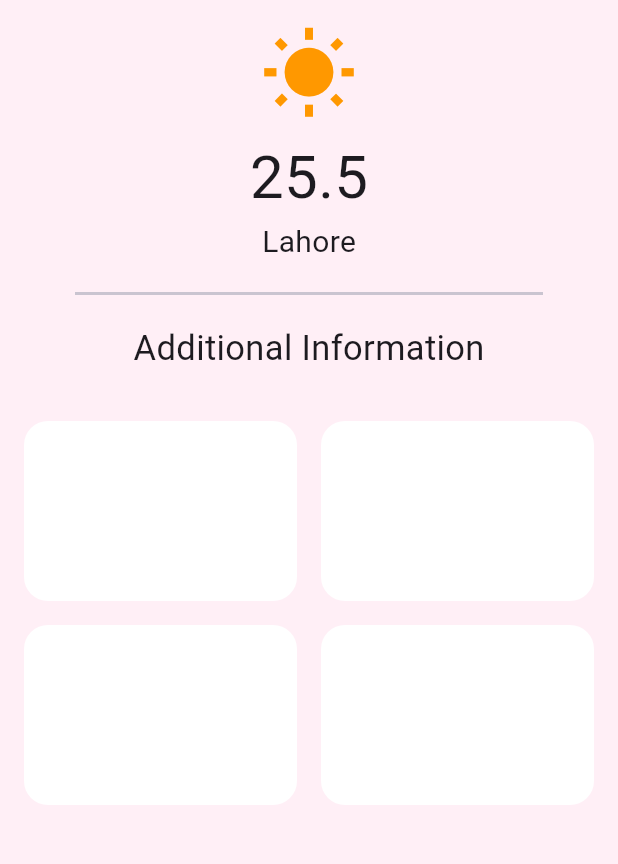
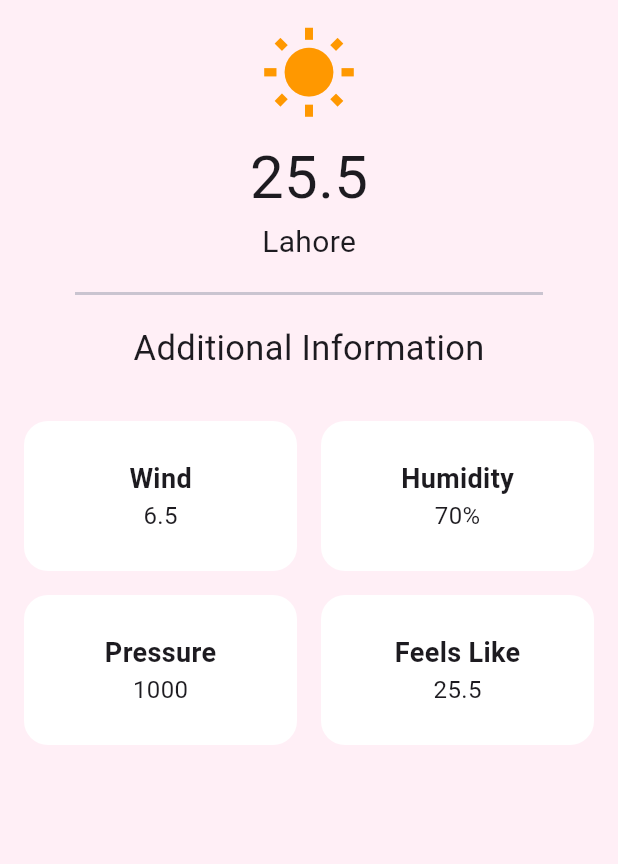
Before and after one commit to muzzammil763/weather_app, a Flutter app: the screen it shows after launch, on a phone screen of 412 x 824 dp, the part 59-923 px from its top. Run offline on Flutter 3.47's test engine with Material 3 defaults, Android fonts, the phone set to English and light mode, and no system bars.

Commit message:
added widget additional_information.dart

```diff
--- a/lib/Screens/homepage.dart
+++ b/lib/Screens/homepage.dart
@@ -41,7 +41,7 @@ class HomePageScreen extends StatelessWidget {
               fontSize: 23,
             ),
           ),
-          SizedBox(
+          const SizedBox(
             height: 16,
           ),
           additionalInformation("6.5", "70%", "1000", "25.5"),
--- a/lib/Widgets/additional_information.dart
+++ b/lib/Widgets/additional_information.dart
@@ -12,10 +12,28 @@ Widget additionalInformation(
             Expanded(
               child: Container(
                 width: double.infinity,
-                height: 120,
+                height: 100,
                 decoration: BoxDecoration(
                   borderRadius: BorderRadius.circular(16),
                   color: Colors.white,
+                ),
+                child: Column(
+                  mainAxisAlignment: MainAxisAlignment.center,
+                  children: [
+                    const Text(
+                      "Wind",
+                      style: TextStyle(
+                        fontWeight: FontWeight.bold,
+                        fontSize: 18,
+                      ),
+                    ),
+                    Text(
+                      wind,
+                      style: const TextStyle(
+                        fontSize: 16,
+                      ),
+                    ),
+                  ],
                 ),
               ),
             ),
@@ -25,10 +43,28 @@ Widget additionalInformation(
             Expanded(
               child: Container(
                 width: double.infinity,
-                height: 120,
+                height: 100,
                 decoration: BoxDecoration(
                   borderRadius: BorderRadius.circular(16),
                   color: Colors.white,
+                ),
+                child: Column(
+                  mainAxisAlignment: MainAxisAlignment.center,
+                  children: [
+                    const Text(
+                      "Humidity",
+                      style: TextStyle(
+                        fontWeight: FontWeight.bold,
+                        fontSize: 18,
+                      ),
+                    ),
+                    Text(
+                      humidity,
+                      style: const TextStyle(
+                        fontSize: 16,
+                      ),
+                    ),
+                  ],
                 ),
               ),
             ),
@@ -42,10 +78,28 @@ Widget additionalInformation(
             Expanded(
               child: Container(
                 width: double.infinity,
-                height: 120,
+                height: 100,
                 decoration: BoxDecoration(
                   borderRadius: BorderRadius.circular(16),
                   color: Colors.white,
+                ),
+                child: Column(
+                  mainAxisAlignment: MainAxisAlignment.center,
+                  children: [
+                    const Text(
+                      "Pressure",
+                      style: TextStyle(
+                        fontWeight: FontWeight.bold,
+                        fontSize: 18,
+                      ),
+                    ),
+                    Text(
+                      pressure,
+                      style: const TextStyle(
+                        fontSize: 16,
+                      ),
+                    ),
+                  ],
                 ),
               ),
             ),
@@ -55,10 +109,28 @@ Widget additionalInformation(
             Expanded(
               child: Container(
                 width: double.infinity,
-                height: 120,
+                height: 100,
                 decoration: BoxDecoration(
                   borderRadius: BorderRadius.circular(16),
                   color: Colors.white,
+                ),
+                child: Column(
+                  mainAxisAlignment: MainAxisAlignment.center,
+                  children: [
+                    const Text(
+                      "Feels Like",
+                      style: TextStyle(
+                        fontWeight: FontWeight.bold,
+                        fontSize: 18,
+                      ),
+                    ),
+                    Text(
+                      feelsLike,
+                      style: const TextStyle(
+                        fontSize: 16,
+                      ),
+                    ),
+                  ],
                 ),
               ),
             ),
```
